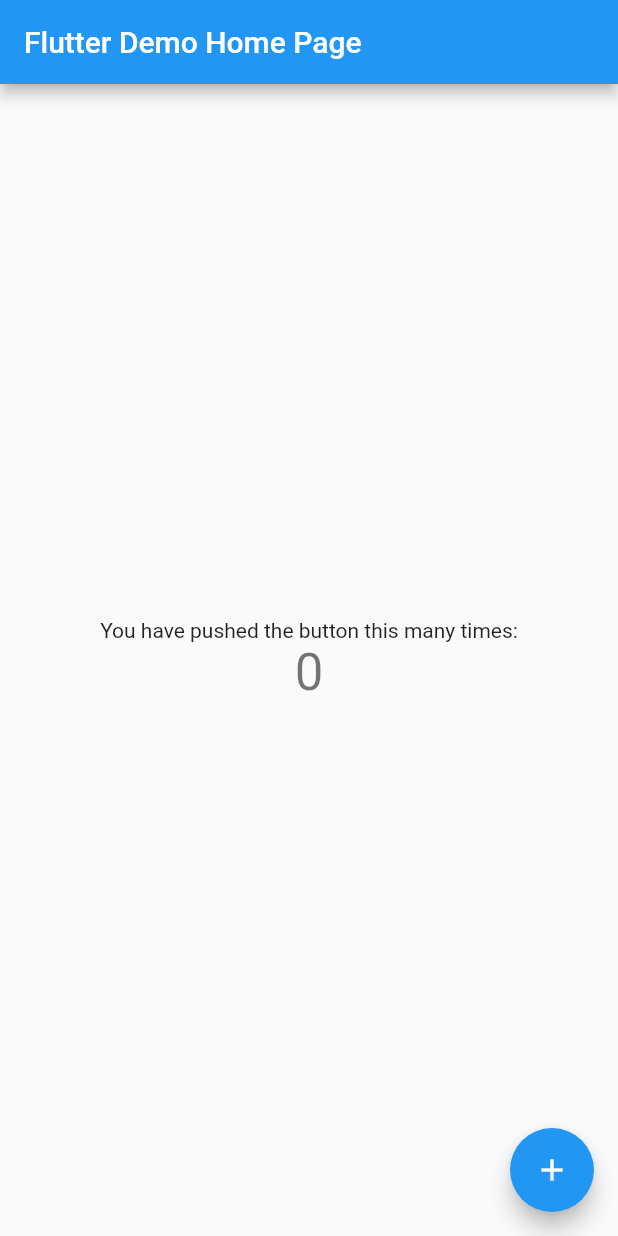
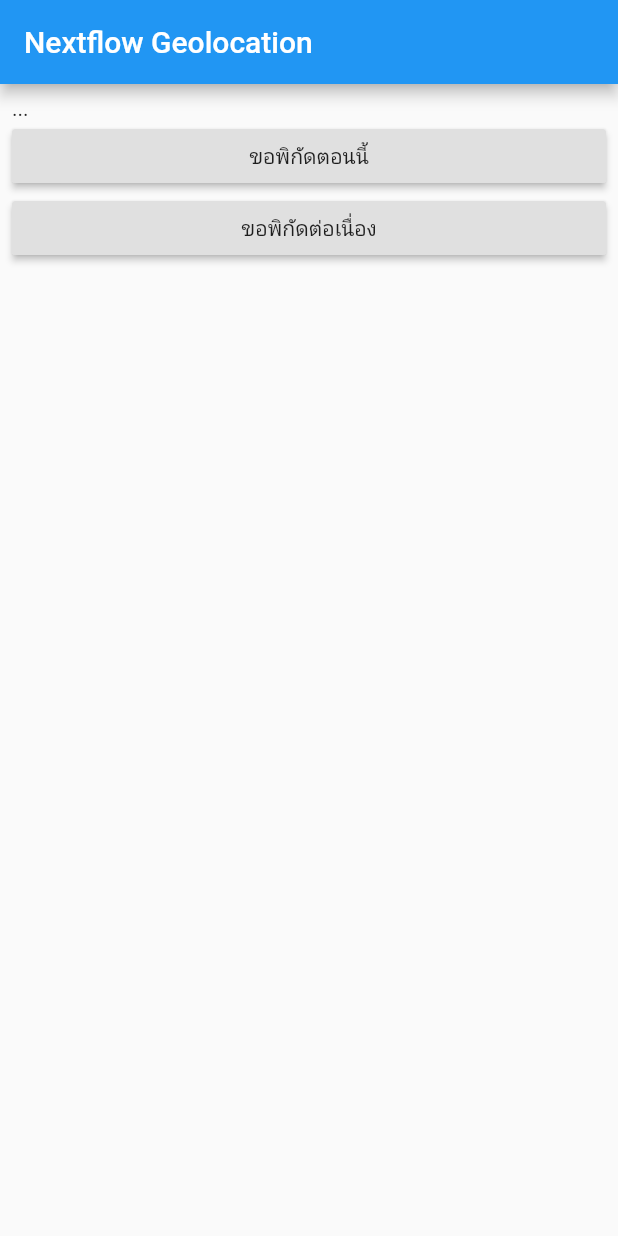
Before and after one commit to teerasej/nextflow_flutter_geolocation, a Flutter app: the screen it shows after launch, on a phone screen of 412 x 824 dp. Run offline on Flutter 3.47's test engine with Material 2 defaults, Android fonts, the phone set to English and light mode, and no system bars; our stand-ins replace location.

Commit message:
create new page for demo location api

```diff
--- a/lib/main.dart
+++ b/lib/main.dart
@@ -1,44 +1,25 @@
 import 'package:flutter/material.dart';
 import 'package:location/location.dart';
 
-void main() {
+void main() async {
   runApp(MyApp());
 }
 
 class MyApp extends StatelessWidget {
-  // This widget is the root of your application.
   @override
   Widget build(BuildContext context) {
     return MaterialApp(
-      title: 'Flutter Demo',
+      title: 'Nextflow Geolocation',
       theme: ThemeData(
-        // This is the theme of your application.
-        //
-        // Try running your application with "flutter run". You'll see the
-        // application has a blue toolbar. Then, without quitting the app, try
-        // changing the primarySwatch below to Colors.green and then invoke
-        // "hot reload" (press "r" in the console where you ran "flutter run",
-        // or simply save your changes to "hot reload" in a Flutter IDE).
-        // Notice that the counter didn't reset back to zero; the application
-        // is not restarted.
         primarySwatch: Colors.blue,
       ),
-      home: MyHomePage(title: 'Flutter Demo Home Page'),
+      home: MyHomePage(title: 'Nextflow Geolocation'),
     );
   }
 }
 
 class MyHomePage extends StatefulWidget {
   MyHomePage({Key key, this.title}) : super(key: key);
-
-  // This widget is the home page of your application. It is stateful, meaning
-  // that it has a State object (defined below) that contains fields that affect
-  // how it looks.
-
-  // This class is the configuration for the state. It holds the values (in this
-  // case the title) provided by the parent (in this case the App widget) and
-  // used by the build method of the State. Fields in a Widget subclass are
-  // always marked "final".
 
   final String title;
 
@@ -47,68 +28,53 @@
 }
 
 class _MyHomePageState extends State<MyHomePage> {
-  int _counter = 0;
+  var _currentLocationText = "...";
 
-  void _incrementCounter() {
-    setState(() {
-      // This call to setState tells the Flutter framework that something has
-      // changed in this State, which causes it to rerun the build method below
-      // so that the display can reflect the updated values. If we changed
-      // _counter without calling setState(), then the build method would not be
-      // called again, and so nothing would appear to happen.
-      _counter++;
-    });
-  }
+  List<LocationData> locationDataList = [];
+  Location keepUpdateLocation;
 
   @override
   Widget build(BuildContext context) {
-    // This method is rerun every time setState is called, for instance as done
-    // by the _incrementCounter method above.
-    //
-    // The Flutter framework has been optimized to make rerunning build methods
-    // fast, so that you can just rebuild anything that needs updating rather
-    // than having to individually change instances of widgets.
     return Scaffold(
       appBar: AppBar(
-        // Here we take the value from the MyHomePage object that was created by
-        // the App.build method, and use it to set our appbar title.
         title: Text(widget.title),
       ),
-      body: Center(
-        // Center is a layout widget. It takes a single child and positions it
-        // in the middle of the parent.
+      body: Padding(
+        padding: const EdgeInsets.all(8.0),
         child: Column(
-          // Column is also a layout widget. It takes a list of children and
-          // arranges them vertically. By default, it sizes itself to fit its
-          // children horizontally, and tries to be as tall as its parent.
-          //
-          // Invoke "debug painting" (press "p" in the console, choose the
-          // "Toggle Debug Paint" action from the Flutter Inspector in Android
-          // Studio, or the "Toggle Debug Paint" command in Visual Studio Code)
-          // to see the wireframe for each widget.
-          //
-          // Column has various properties to control how it sizes itself and
-          // how it positions its children. Here we use mainAxisAlignment to
-          // center the children vertically; the main axis here is the vertical
-          // axis because Columns are vertical (the cross axis would be
-          // horizontal).
-          mainAxisAlignment: MainAxisAlignment.center,
+          mainAxisAlignment: MainAxisAlignment.spaceBetween,
           children: <Widget>[
-            Text(
-              'You have pushed the button this many times:',
+            Column(
+              crossAxisAlignment: CrossAxisAlignment.stretch,
+              children: <Widget>[
+                Text('$_currentLocationText'),
+                RaisedButton(
+                  child: Text('ขอพิกัดตอนนี้'),
+                  onPressed: () async {},
+                ),
+                RaisedButton(
+                  child: Text('ขอพิกัดต่อเนื่อง'),
+                  onPressed: () async {},
+                )
+              ],
             ),
-            Text(
-              '$_counter',
-              style: Theme.of(context).textTheme.headline4,
-            ),
+            Expanded(
+              child: ListView.builder(
+                itemCount: locationDataList.length,
+                itemBuilder: (BuildContext context, int index) {
+                  var location = locationDataList[index];
+                  var locationText =
+                      '${location.latitude}, ${location.longitude}';
+
+                  return ListTile(
+                    title: Text(locationText),
+                  );
+                },
+              ),
+            )
           ],
         ),
       ),
-      floatingActionButton: FloatingActionButton(
-        onPressed: _incrementCounter,
-        tooltip: 'Increment',
-        child: Icon(Icons.add),
-      ), // This trailing comma makes auto-formatting nicer for build methods.
     );
   }
 }
```
